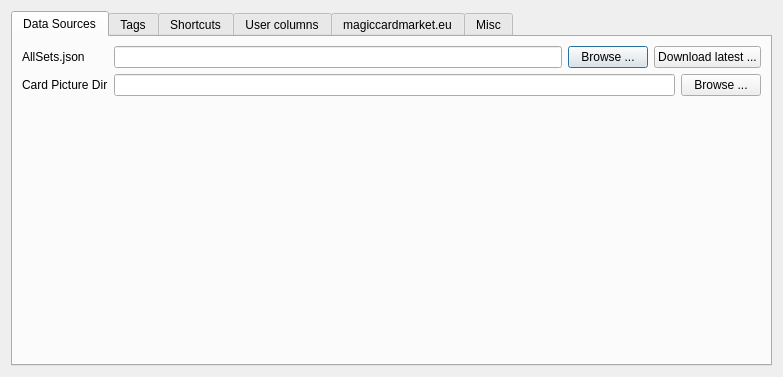
Above: mtgcards/optionsdialog.ui from stijnvermeir/mtgcards before the change. Below: the same form after it.
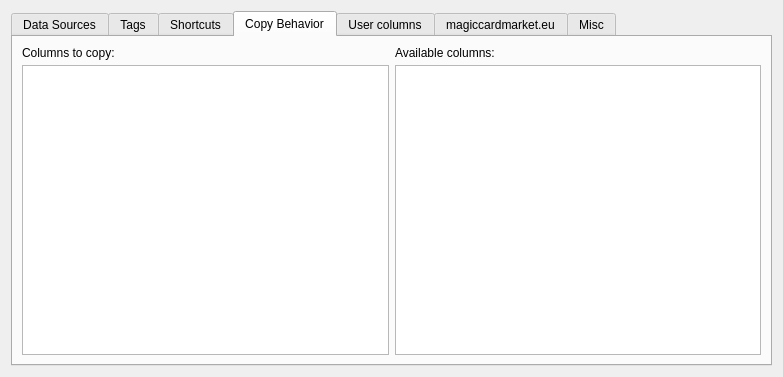
That is the form after the change. The open tabs and pages were chosen to show the change. Icons and pictures are not drawn.

Patch:
```diff
--- a/mtgcards/optionsdialog.ui
+++ b/mtgcards/optionsdialog.ui
@@ -212,6 +212,94 @@
        </item>
       </layout>
      </widget>
+     <widget class="QWidget" name="copyBehaviorTab">
+      <attribute name="title">
+       <string>Copy Behavior</string>
+      </attribute>
+      <layout class="QHBoxLayout" name="horizontalLayout_11">
+       <item>
+        <layout class="QVBoxLayout" name="verticalLayout_4">
+         <property name="spacing">
+          <number>5</number>
+         </property>
+         <property name="leftMargin">
+          <number>0</number>
+         </property>
+         <property name="topMargin">
+          <number>0</number>
+         </property>
+         <property name="rightMargin">
+          <number>0</number>
+         </property>
+         <property name="bottomMargin">
+          <number>0</number>
+         </property>
+         <item>
+          <widget class="QLabel" name="label_10">
+           <property name="text">
+            <string>Columns to copy:</string>
+           </property>
+          </widget>
+         </item>
+         <item>
+          <widget class="QListWidget" name="copyColumnsLst">
+           <property name="dragEnabled">
+            <bool>true</bool>
+           </property>
+           <property name="dragDropMode">
+            <enum>QAbstractItemView::DragDrop</enum>
+           </property>
+           <property name="defaultDropAction">
+            <enum>Qt::MoveAction</enum>
+           </property>
+           <property name="alternatingRowColors">
+            <bool>true</bool>
+           </property>
+           <property name="selectionMode">
+            <enum>QAbstractItemView::ExtendedSelection</enum>
+           </property>
+          </widget>
+         </item>
+        </layout>
+       </item>
+       <item>
+        <layout class="QVBoxLayout" name="verticalLayout_6">
+         <property name="spacing">
+          <number>5</number>
+         </property>
+         <property name="rightMargin">
+          <number>0</number>
+         </property>
+         <item>
+          <widget class="QLabel" name="label_11">
+           <property name="text">
+            <string>Available columns:</string>
+           </property>
+          </widget>
+         </item>
+         <item>
+          <widget class="QListWidget" name="availableColumnsLst">
+           <property name="dragEnabled">
+            <bool>true</bool>
+           </property>
+           <property name="dragDropMode">
+            <enum>QAbstractItemView::DragDrop</enum>
+           </property>
+           <property name="defaultDropAction">
+            <enum>Qt::MoveAction</enum>
+           </property>
+           <property name="alternatingRowColors">
+            <bool>true</bool>
+           </property>
+           <property name="selectionMode">
+            <enum>QAbstractItemView::ExtendedSelection</enum>
+           </property>
+          </widget>
+         </item>
+        </layout>
+       </item>
+      </layout>
+     </widget>
      <widget class="QWidget" name="userColumnsTab">
       <attribute name="title">
        <string>User columns</string>
```
Left out of the diff: 13 changed lines with no effect on the pictures.
